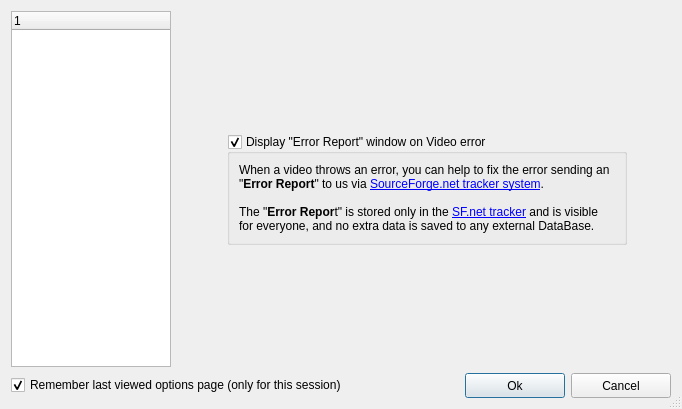
ckorn/xvst, file ui/options.ui: the form before one commit.
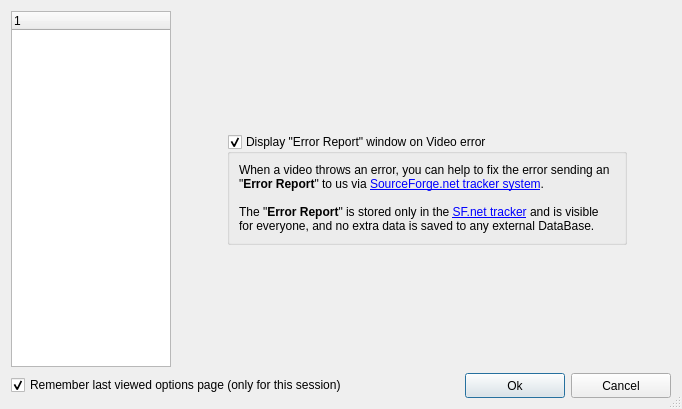
The form after the commit. Icons and pictures are not drawn.

What changed in the file:
```diff
--- a/ui/options.ui
+++ b/ui/options.ui
@@ -1302,7 +1302,7 @@
           <item row="0" column="0" >
            <widget class="QLabel" name="lblErrorReportInfo" >
             <property name="text" >
-             <string>When a video throws an error, you can help to fix the error sending an "&lt;b>Error Report&lt;/b>" to us via &lt;a href="http://sourceforge.net/tracker/?group_id=205061&amp;atid=1037803">SourceForge.net tracker system&lt;/a>.&lt;br>&lt;br>The "&lt;b>Error Repor&lt;/b>t" is stored only in the &lt;a href="http://sourceforge.net/tracker/?group_id=205061">SF.net tracker&lt;/a> and is visible for everyone, and no extra data is saved to any external DataBase.</string>
+             <string>When a video throws an error, you can help to fix the error sending an "&lt;b>Error Report&lt;/b>" to us via &lt;a href="http://sourceforge.net/tracker/?group_id=205061&amp;atid=1037803">SourceForge.net tracker system&lt;/a>.&lt;br>&lt;br>The "&lt;b>Error Report&lt;/b>" is stored only in the &lt;a href="http://sourceforge.net/tracker/?group_id=205061">SF.net tracker&lt;/a> and is visible for everyone, and no extra data is saved to any external DataBase.</string>
             </property>
             <property name="wordWrap" >
              <bool>true</bool>
```
